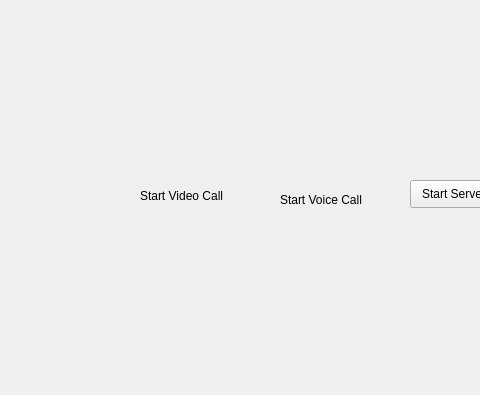
First picture: the form in mainwindow.ui, repository peteradeojo/mini-zoom-project, before the edit; both pictures show x 0 to 480 and y 0 to 395 of the 800 by 600 pixel window.
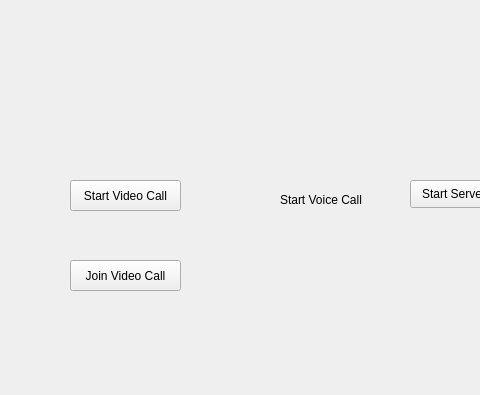
Second picture: the form after the edit.

Diff of the .ui file:
```diff
--- a/mainwindow.ui
+++ b/mainwindow.ui
@@ -20,19 +20,6 @@
      <verstretch>0</verstretch>
     </sizepolicy>
    </property>
-   <widget class="QLabel" name="label">
-    <property name="geometry">
-     <rect>
-      <x>140</x>
-      <y>180</y>
-      <width>121</width>
-      <height>31</height>
-     </rect>
-    </property>
-    <property name="text">
-     <string>Start Video Call</string>
-    </property>
-   </widget>
    <widget class="QLabel" name="label_2">
     <property name="geometry">
      <rect>
@@ -72,6 +59,32 @@
      <string>Connect to Server</string>
     </property>
    </widget>
+   <widget class="QPushButton" name="initVideoBtn">
+    <property name="geometry">
+     <rect>
+      <x>70</x>
+      <y>180</y>
+      <width>111</width>
+      <height>31</height>
+     </rect>
+    </property>
+    <property name="text">
+     <string>Start Video Call</string>
+    </property>
+   </widget>
+   <widget class="QPushButton" name="joinVcBtn">
+    <property name="geometry">
+     <rect>
+      <x>70</x>
+      <y>260</y>
+      <width>111</width>
+      <height>31</height>
+     </rect>
+    </property>
+    <property name="text">
+     <string>Join Video Call</string>
+    </property>
+   </widget>
   </widget>
   <widget class="QMenuBar" name="menubar">
    <property name="geometry">
```
